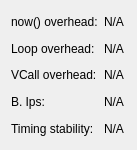
Qt form apps/Qt/Views/TimingInfoView/TimingInfoView.ui (klapeto/elpida) before a commit.
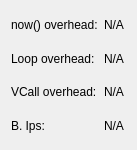
The same form after that commit.

Commit message: Removed Timing Stability

Patch:
```diff
--- a/apps/Qt/Views/TimingInfoView/TimingInfoView.ui
+++ b/apps/Qt/Views/TimingInfoView/TimingInfoView.ui
@@ -24,16 +24,6 @@
      </property>
     </widget>
    </item>
-   <item row="4" column="1">
-    <widget class="QLabel" name="lblTimingStabilityValue">
-     <property name="toolTip">
-      <string>The minimum time that was calculated that can produce a stable result. Lower values indicate more stable system.</string>
-     </property>
-     <property name="text">
-      <string>N/A</string>
-     </property>
-    </widget>
-   </item>
    <item row="0" column="0">
     <widget class="QLabel" name="lblNowOverhead">
      <property name="toolTip">
@@ -104,16 +94,6 @@
      </property>
     </widget>
    </item>
-   <item row="4" column="0">
-    <widget class="QLabel" name="lblTimingStability">
-     <property name="toolTip">
-      <string>The minimum time that was calculated that can produce a stable result. Lower values indicate more stable system.</string>
-     </property>
-     <property name="text">
-      <string>Timing stability:</string>
-     </property>
-    </widget>
-   </item>
   </layout>
  </widget>
  <resources/>
```
The commit also changes 7 other files.
